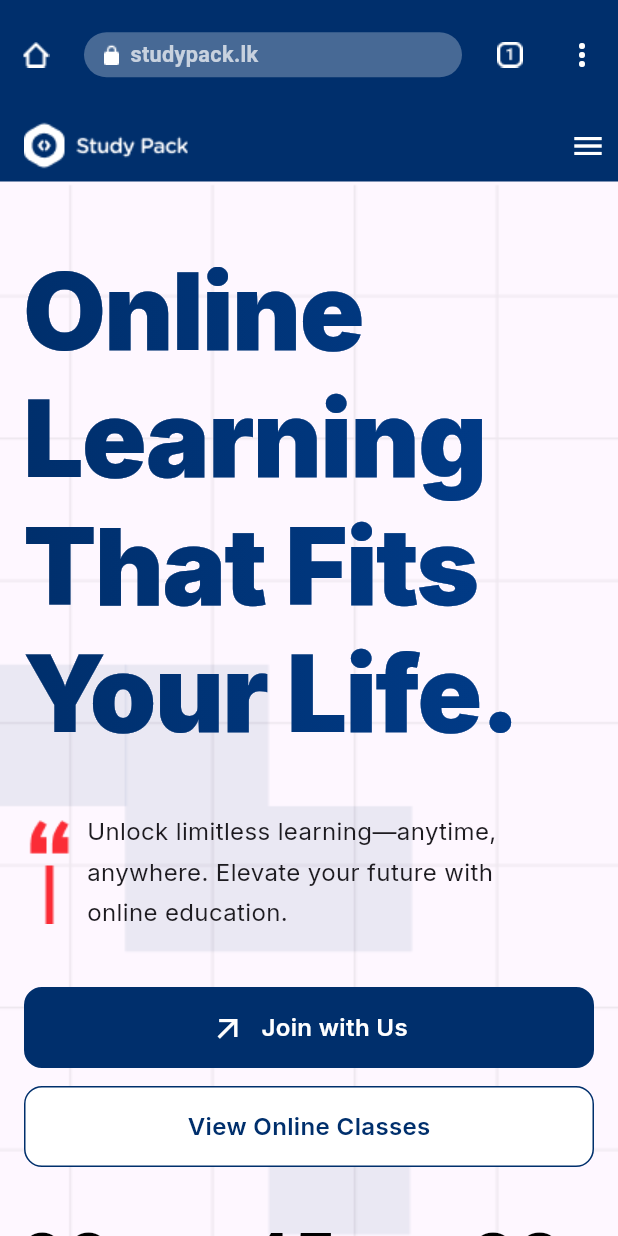
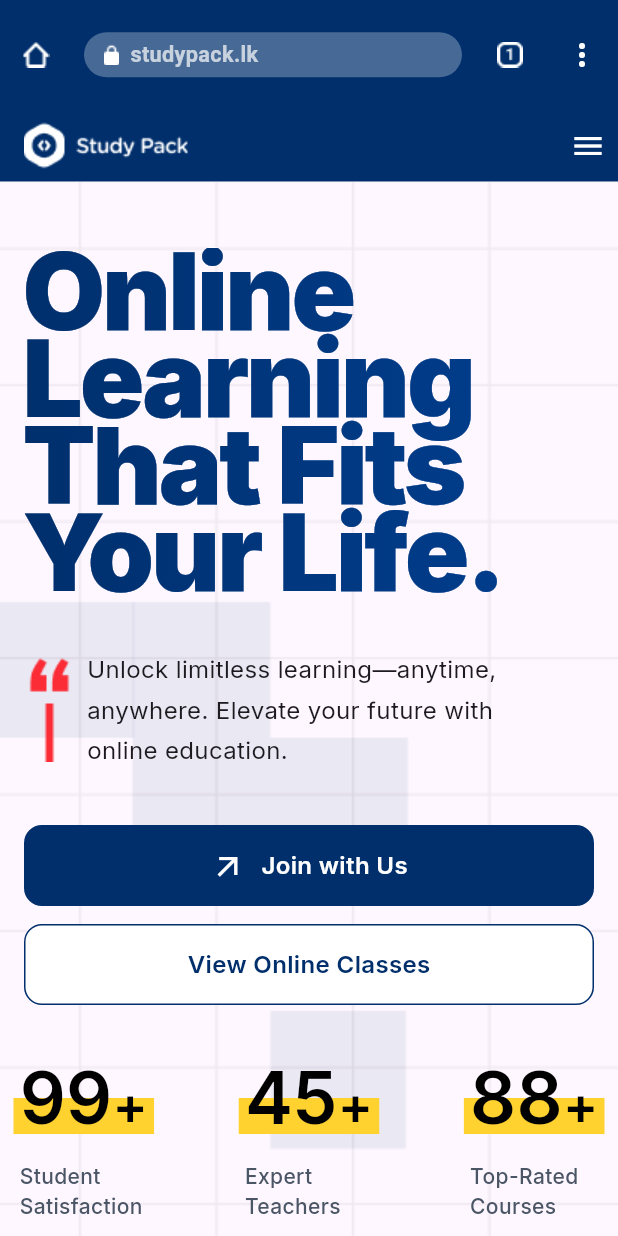
Before and after one commit to dimuthu1997/ui_assignment, a Flutter app: the screen it shows after launch, on a phone screen of 412 x 824 dp. Run offline on Flutter 3.47's test engine with Material 3 defaults, Android fonts, the phone set to English and light mode, and no system bars; our stand-ins replace google_fonts.

Commit message:
done header update

```diff
--- a/lib/header_section.dart
+++ b/lib/header_section.dart
@@ -49,12 +49,12 @@ class HeaderSection extends StatelessWidget {
                                   ).createShader(bounds),
                               blendMode: BlendMode.srcIn,
                               child: Text(
-                                "Online Learning That Fits Your Life.",
+                                "Online Learning \nThat Fits Your Life.",
                                 style: GoogleFonts.inter(
                                   fontSize: 82,
                                   fontWeight: FontWeight.w900,
-                                  letterSpacing: -2,
-                                  height: 1.2,
+                                  letterSpacing: -4.9,
+                                  height: 92.11 / 82,
                                   color: Colors.white,
                                 ),
                               ),
@@ -157,6 +157,7 @@ class HeaderSection extends StatelessWidget {
                       Padding(
                         padding: const EdgeInsets.symmetric(horizontal: 16),
                         child: Column(
+                          crossAxisAlignment: CrossAxisAlignment.start,
                           children: [
                             ShaderMask(
                               shaderCallback:
@@ -170,12 +171,12 @@ class HeaderSection extends StatelessWidget {
                                   ).createShader(bounds),
                               blendMode: BlendMode.srcIn,
                               child: Text(
-                                "Online Learning That Fits Your Life.",
+                                "Online \nLearning \nThat Fits \nYour Life.",
                                 style: GoogleFonts.inter(
                                   fontSize: 71,
                                   fontWeight: FontWeight.w900,
-                                  letterSpacing: -1,
-                                  height: 1.2,
+                                  letterSpacing: -2,
+                                  height: 58 / 71,
                                   color: Colors.white,
                                 ),
                               ),
@@ -312,7 +313,7 @@ class _StatsColumn extends StatelessWidget {
                   TextSpan(
                     text: '+',
                     style: GoogleFonts.inter(
-                      fontSize: 35, // directly used here
+                      fontSize: 35,
                       fontWeight: FontWeight.w600,
                       color: Colors.black,
                     ),
```
